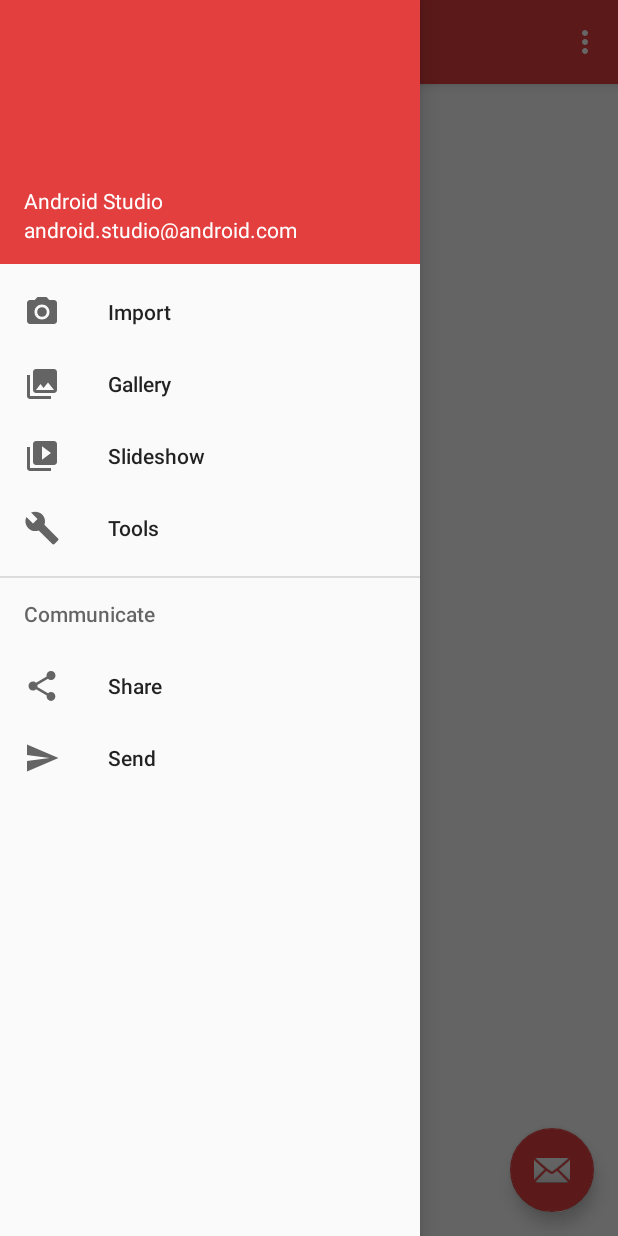
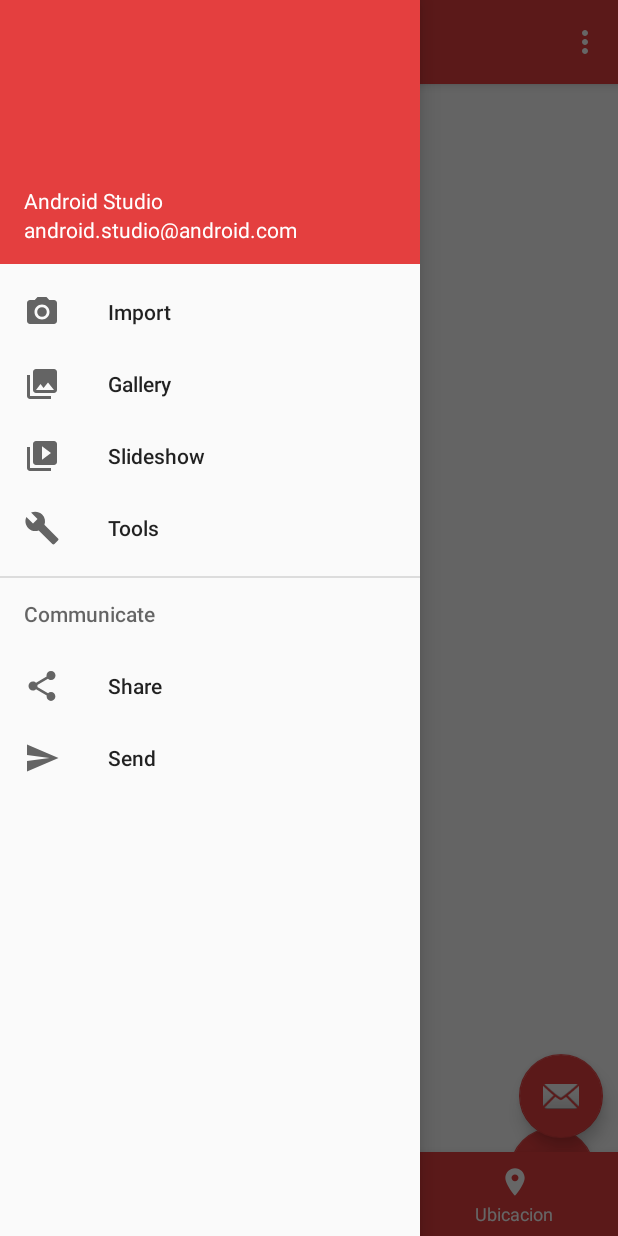
Before and after one commit to Arfonzo2k18/RecipeApp, an Android app: the MainActivity screen opened directly, with no data from a screen before it, with the side drawer open, on a phone screen of 412 x 824 dp. Run offline under Robolectric (Android 15) with nearby library versions, the phone set to English and light mode, and no system bars; our stand-ins replace CircleImageView, Picasso, Volley; network calls fail; pictures from the network do not load; Roboto replaces fonts that are not available here.

```diff
--- /dev/null
+++ b/app/src/main/java/Adaptadores/AdaptadorRecetas.java
@@ -0,0 +1,4 @@
+package Adaptadores;
+
+public class AdaptadorRecetas {
+}
--- /dev/null
+++ b/app/src/main/java/DBSqlite/DatabaseOpenHelper.java
@@ -0,0 +1,4 @@
+package DBSqlite;
+
+public class DatabaseOpenHelper {
+}
--- /dev/null
+++ b/app/src/main/java/DBSqlite/TablaRecetas.java
@@ -0,0 +1,4 @@
+package DBSqlite;
+
+public class TablaRecetas {
+}
--- /dev/null
+++ b/app/src/main/java/Fragmentos/RecetasFragment.java
@@ -0,0 +1,50 @@
+package Fragmentos;
+
+import android.os.Bundle;
+import android.support.design.widget.FloatingActionButton;
+import android.support.v4.app.Fragment;
+import android.support.v7.widget.RecyclerView;
+import android.view.LayoutInflater;
+import android.view.View;
+import android.view.ViewGroup;
+
+import com.example.zafiro5.loginregistrorecetas.R;
+
+import java.util.ArrayList;
+
+import Clases.Receta;
+
+public class RecetasFragment extends Fragment {
+
+    //Propiedades
+    private ArrayList<Receta> listaRecetas;
+    private RecyclerView recyclerView;
+    private View rootView;
+
+    //Objetos para vincularlo con el XML
+    private FloatingActionButton btnFlotAdd;
+
+    @Override
+    public View onCreateView(LayoutInflater inflater, ViewGroup container, Bundle savedInstanceState) {
+
+        //Indicamos que este fragmento debe rellenar el menú
+        setHasOptionsMenu(true);
+
+        //Inflamos la Vista rootView para Visualizar el Adaptador personalizado
+        rootView = inflater.inflate(R.layout.fragment_recetas, container, false);
+
+        //Vinculamos el RecycleView y el FloatingActionButton con el del XML
+        recyclerView = (RecyclerView) rootView.findViewById(R.id.rvRecetas);
+        btnFlotAdd = (FloatingActionButton) rootView.findViewById(R.id.btnFlotAdd);
+
+        cargarRecetas();
+
+        //Devolvemos la Vista
+        return rootView;
+    }
+
+    public void cargarRecetas(){
+
+    }
+
+}
--- a/app/src/main/java/com/example/zafiro5/loginregistrorecetas/Actividades/MainActivity.java
+++ b/app/src/main/java/com/example/zafiro5/loginregistrorecetas/Actividades/MainActivity.java
@@ -3,8 +3,12 @@ package com.example.zafiro5.loginregistrorecetas.Actividades;
 import android.app.ProgressDialog;
 import android.os.AsyncTask;
 import android.os.Bundle;
+import android.support.annotation.NonNull;
+import android.support.design.widget.BottomNavigationView;
 import android.support.design.widget.FloatingActionButton;
 import android.support.design.widget.Snackbar;
+import android.support.v4.app.Fragment;
+import android.support.v4.app.FragmentTransaction;
 import android.util.Log;
 import android.view.View;
 import android.support.design.widget.NavigationView;
@@ -31,11 +35,14 @@ import org.json.JSONException;
 import org.json.JSONObject;
 
 
+import Fragmentos.RecetasFragment;
+
 import static com.example.zafiro5.loginregistrorecetas.Actividades.Login.idusuario;
 
 public class MainActivity extends AppCompatActivity
         implements NavigationView.OnNavigationItemSelectedListener {
 
+    private BottomNavigationView btnNavegacion;
     RequestQueue lista;
     String baseurl = "http://192.168.1.10:3000";
 
@@ -68,6 +75,33 @@ public class MainActivity extends AppCompatActivity
         NavigationView navigationView = (NavigationView) findViewById(R.id.nav_view);
         View vista = navigationView.getHeaderView(0);
         navigationView.setNavigationItemSelectedListener(this);
+
+        btnNavegacion = (BottomNavigationView) findViewById(R.id.btnNavegacion);
+        //Creamos una escucha para comprobar si se ha pulsado sobre él
+        btnNavegacion.setOnNavigationItemSelectedListener(new BottomNavigationView.OnNavigationItemSelectedListener() {
+            @Override
+            public boolean onNavigationItemSelected(@NonNull MenuItem menuItem) {
+                Fragment fragment = null;
+                switch (menuItem.getItemId()) {
+                    case R.id.navegacion_inferior_perfil:
+                        //fragment = new ();
+                        break;
+
+                    case R.id.navegacion_inferior_recetas:
+                        fragment = new RecetasFragment();
+                        break;
+
+                    case R.id.navegacion_inferior_ubicacion:
+                        //fragment = new Extras_fragmento();
+                        break;
+                }
+                replaceFragment(fragment);
+                return true;
+            }
+        });
+
+        //Llamamos al método para iniciar el primer fragmento, en este caso el NuevoFragment
+        setInitialFragment();
     }
 
     @Override
@@ -158,23 +192,6 @@ public class MainActivity extends AppCompatActivity
                         String foto = response.getString("imagen");
                         Picasso.with(getApplicationContext()).load(baseurl + foto).into(imvFoto);
 
-                        // CARGAMOS LOS DATOS RESTANTES EN EL SIDENAV
-                        /*String nombre = response.getString("nombre");
-                        MenuItem nombreTitulo = vista.findViewById(R.id.nav_camera);
-                        nombreTitulo.setTitle(nombre);
-
-                        String apellidos = response.getString("apellidos");
-                        MenuItem apellidoTitulo = vista.findViewById(R.id.nav_gallery);
-                        apellidoTitulo.setTitle(apellidos);
-
-                        String fechanac = response.getString("fechanac");
-                        MenuItem fechanacTitulo = vista.findViewById(R.id.nav_slideshow);
-                        fechanacTitulo.setTitle(fechanac);
-
-                        String biografia = response.getString("biografia");
-                        String telefono = response.getString("telefono");*/
-
-
                     } catch (JSONException e) {
                         e.printStackTrace();
                     }
@@ -212,4 +229,18 @@ public class MainActivity extends AppCompatActivity
             super.onPostExecute(result);
         }
     }
+
+    //Método para iniciar los Fragmentos, en este caso cargará NuevoFragment
+    private void setInitialFragment() {
+        FragmentTransaction fragmentTransaction = getSupportFragmentManager().beginTransaction();
+        fragmentTransaction.add(R.id.include, new RecetasFragment());
+        fragmentTransaction.commit();
+    }
+
+    //Método que cambiará el Fragmento
+    private void replaceFragment(Fragment fragment) {
+        FragmentTransaction fragmentTransaction = getSupportFragmentManager().beginTransaction();
+        fragmentTransaction.replace(R.id.include, fragment);
+        fragmentTransaction.commit();
+    }
 }
--- a/app/src/main/res/layout/app_bar_main.xml
+++ b/app/src/main/res/layout/app_bar_main.xml
@@ -20,15 +20,31 @@
 
     </android.support.design.widget.AppBarLayout>
 
-    <include layout="@layout/content_main" />
+    <include
+        android:id="@+id/include"
+        layout="@layout/content_main" />
 
     <android.support.design.widget.FloatingActionButton
         android:id="@+id/fab"
         android:layout_width="wrap_content"
         android:layout_height="wrap_content"
         android:layout_gravity="bottom|end"
-        android:layout_margin="@dimen/fab_margin"
+        android:layout_marginRight="10dp"
+        android:layout_marginBottom="65dp"
         app:backgroundTint="@color/primary"
         app:srcCompat="@android:drawable/ic_dialog_email" />
 
+    <android.support.design.widget.BottomNavigationView
+        android:id="@+id/btnNavegacion"
+        android:layout_width="match_parent"
+        android:layout_height="wrap_content"
+        android:layout_alignParentBottom="true"
+        android:layout_marginTop="20dp"
+        android:background="@color/primary"
+        app:itemIconTint="@android:color/white"
+        app:itemTextColor="@android:color/white"
+        app:layout_anchor="@+id/include"
+        app:layout_anchorGravity="left|bottom"
+        app:menu="@menu/navigation" />
+
 </android.support.design.widget.CoordinatorLayout>
--- a/app/src/main/res/layout/content_main.xml
+++ b/app/src/main/res/layout/content_main.xml
@@ -4,8 +4,8 @@
     xmlns:tools="http://schemas.android.com/tools"
     android:layout_width="match_parent"
     android:layout_height="match_parent"
+    android:layout_alignParentTop="true"
+    android:orientation="vertical"
     app:layout_behavior="@string/appbar_scrolling_view_behavior"
     tools:context=".Actividades.MainActivity"
-    tools:showIn="@layout/app_bar_main">
-
-</android.support.constraint.ConstraintLayout>
+    tools:showIn="@layout/app_bar_main" />
```
Also changed, not shown: app/src/main/java/Fragmentos/Perfil.java (deleted, +0 -143 lines), app/src/main/res/drawable-anydpi/ic_action_name.xml (added, +10 -0 lines), app/src/main/res/layout/fragment_perfil.xml (deleted, +0 -141 lines), app/src/main/res/layout/fragment_recetas.xml (added, +23 -0 lines), app/src/main/res/menu/menu_inferior.xml (added, +19 -0 lines), app/src/main/res/drawable-hdpi/ic_action_name.png (added), app/src/main/res/drawable-mdpi/ic_action_name.png (added), app/src/main/res/drawable-xhdpi/ic_action_name.png (added), app/src/main/res/drawable-xxhdpi/ic_action_name.png (added).
